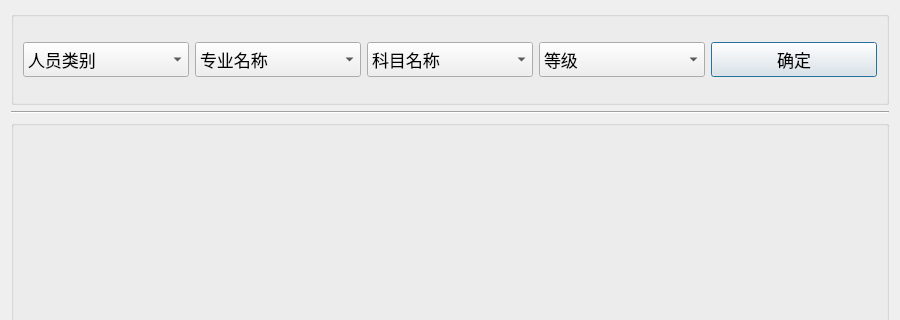
The window that views/selectcourse.ui (janonoly/exampc) describes before a commit, drawn with Qt 5; both pictures show x 0 to 900 and y 0 to 320 of the 900 by 600 pixel window.
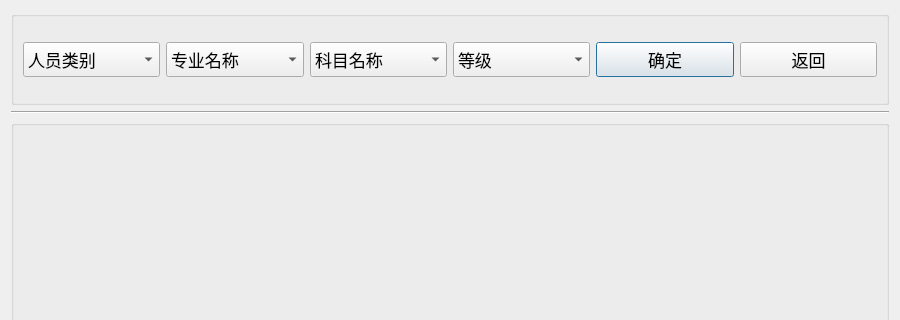
The same window after the commit.

What changed in the file:
```diff
--- a/views/selectcourse.ui
+++ b/views/selectcourse.ui
@@ -178,6 +178,36 @@
         </property>
        </widget>
       </item>
+      <item>
+       <widget class="QPushButton" name="pushButton_9">
+        <property name="sizePolicy">
+         <sizepolicy hsizetype="Minimum" vsizetype="Fixed">
+          <horstretch>0</horstretch>
+          <verstretch>0</verstretch>
+         </sizepolicy>
+        </property>
+        <property name="maximumSize">
+         <size>
+          <width>16777215</width>
+          <height>35</height>
+         </size>
+        </property>
+        <property name="sizeIncrement">
+         <size>
+          <width>0</width>
+          <height>35</height>
+         </size>
+        </property>
+        <property name="font">
+         <font>
+          <pointsize>13</pointsize>
+         </font>
+        </property>
+        <property name="text">
+         <string>返回</string>
+        </property>
+       </widget>
+      </item>
      </layout>
     </widget>
    </item>
```
